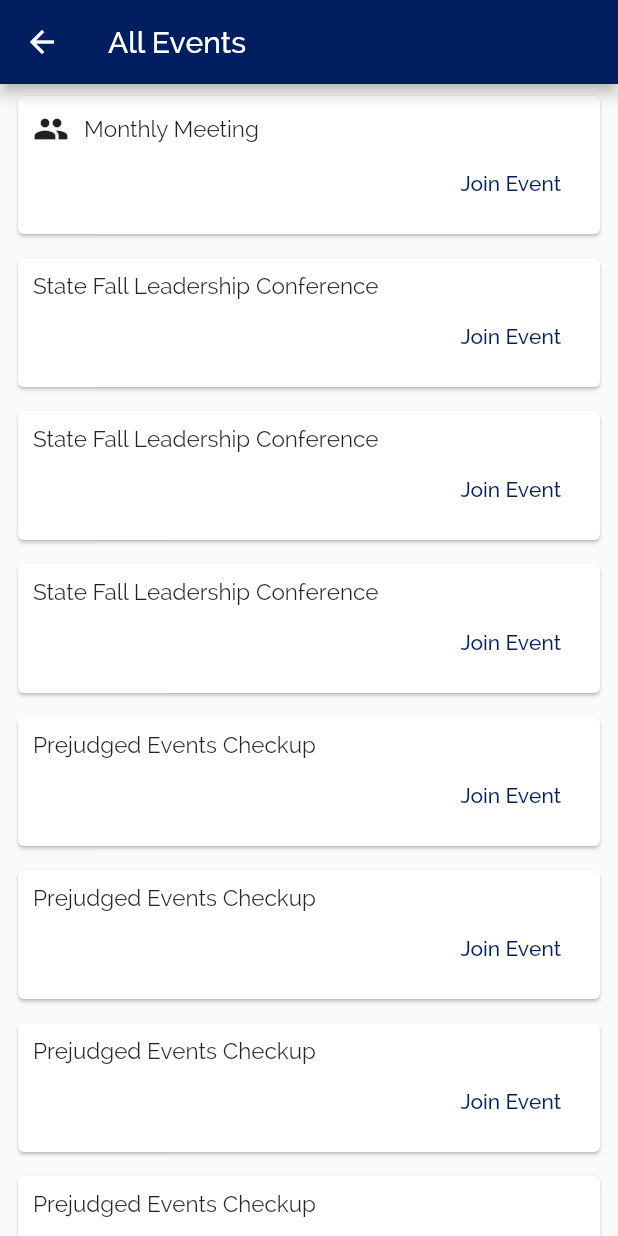
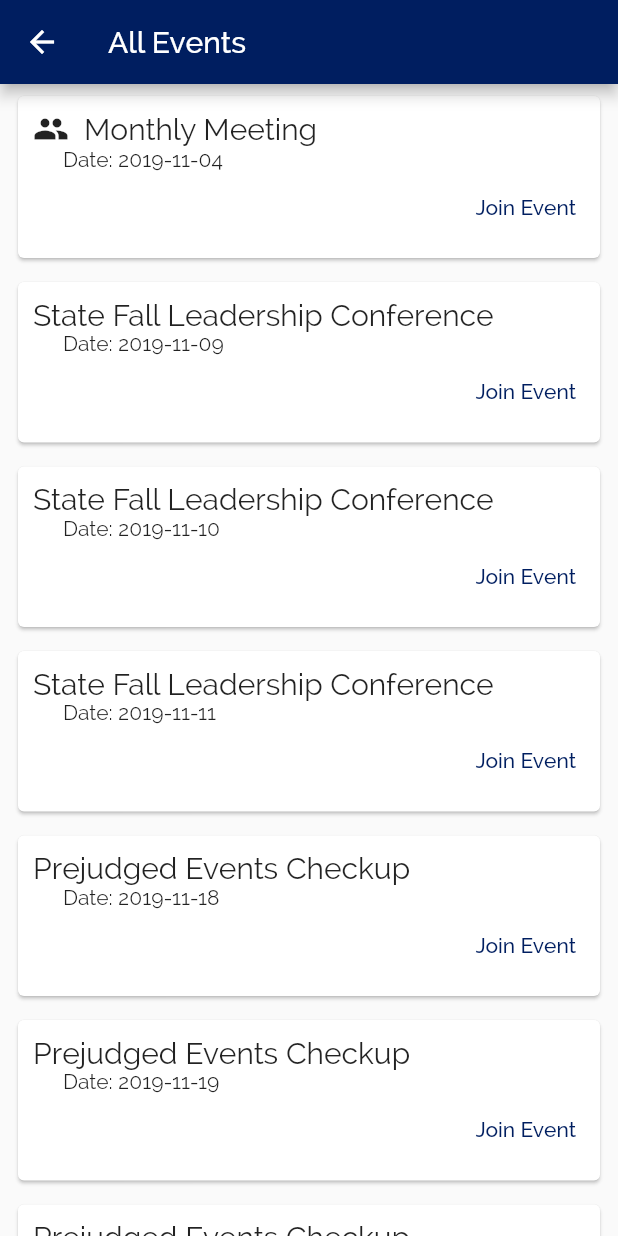
Before and after one commit to randomlylelo/fbla, a Flutter app: the AllEvent screen opened directly, on a phone screen of 412 x 824 dp. Run offline on Flutter 3.47's test engine with Material 2 defaults, Android fonts, the phone set to English and light mode, and no system bars; our stand-ins replace font_awesome_flutter, table_calendar.

Commit message:
Calendar all events with dates supported.

```diff
--- a/lib/screens/admin.dart
+++ b/lib/screens/admin.dart
@@ -92,7 +92,7 @@ class _AdminState extends State<Admin> {
                 controller: _passwordFilter,
                 decoration: InputDecoration(
                   labelText: 'Password',
-                  prefixIcon: Icon(Icons.person),
+                  prefixIcon: Icon(Icons.vpn_key),
                 ),
                 obscureText: true,
               ),
--- a/lib/screens/calendar.dart
+++ b/lib/screens/calendar.dart
@@ -41,6 +41,8 @@ Map<DateTime, List> _events = {
 
 Map<String, IconData> _iconsMap = {
   'Monthly Meeting': Icons.group,
+  'Monthly': Icons.group,
+  'monthly': Icons.group,
 };
 
 class Calendar extends StatefulWidget {
--- a/lib/screens/specific/allEvents.dart
+++ b/lib/screens/specific/allEvents.dart
@@ -1,4 +1,5 @@
 import 'package:flutter/material.dart';
+import 'package:intl/intl.dart';
 
 // Widget used to display all the events
 class AllEvent extends StatelessWidget {
@@ -22,6 +23,9 @@ class AllEvent extends StatelessWidget {
   }
 
   Widget _iconCheck(String event) {
+    if (event.contains('Monthly')) {
+      event = event.substring(0, 7);
+    }
     if (_iconsMap.containsKey(event)) {
       return Container(
         padding: EdgeInsets.fromLTRB(0, 0, 10, 0),
@@ -33,11 +37,13 @@ class AllEvent extends StatelessWidget {
 
   Widget _tileBuild(BuildContext context) {
     var _listTest = _events.values.toList();
-    var _list = _listTest.expand((list) => list).toList(); // Flattens the list.
+    // var _list = _listTest.expand((list) => list).toList(); // Flattens the list.
+    var _reversed = _events.map((k, v) => MapEntry(v, k));
+    // var _datesTest = _reversed.values.toList();
 
     return Expanded(
       child: ListView(
-        children: _list
+        children: _listTest
             .map(
               (event) => Container(
                 margin:
@@ -50,18 +56,26 @@ class AllEvent extends StatelessWidget {
                         alignment: Alignment.topLeft,
                         child: Row(
                           children: <Widget>[
-                            _iconCheck(event),
-                            Container(
-                              child: Text(
-                                event.toString(),
-                                style: TextStyle(fontSize: 15.0),
+                            _iconCheck(event.join(', ')),
+                            Expanded(
+                              child: Container(
+                                child: Text(
+                                  event.join(', '),
+                                  style: TextStyle(fontSize: 20),
+                                ),
                               ),
                             ),
                           ],
                         ),
                       ),
                       Container(
-                        padding: EdgeInsets.fromLTRB(10, 0, 10, 10),
+                        alignment: Alignment.topLeft,
+                        padding: EdgeInsets.fromLTRB(30, 0, 0, 0),
+                        child: Text('Date: ' +
+                            DateFormat('yyyy-MM-dd').format(_reversed[event])),
+                      ),
+                      Container(
+                        padding: EdgeInsets.fromLTRB(10, 0, 0, 10),
                         alignment: Alignment.bottomRight,
                         child: Row(
                           mainAxisAlignment: MainAxisAlignment.end,
@@ -70,7 +84,9 @@ class AllEvent extends StatelessWidget {
                               shape: RoundedRectangleBorder(
                                   borderRadius:
                                       BorderRadius.all(Radius.circular(10))),
-                              onPressed: () {},
+                              onPressed: () {
+                                Navigator.of(context).pushNamed('form');
+                              },
                               child: Text(
                                 'Join Event',
                                 style: TextStyle(
```
